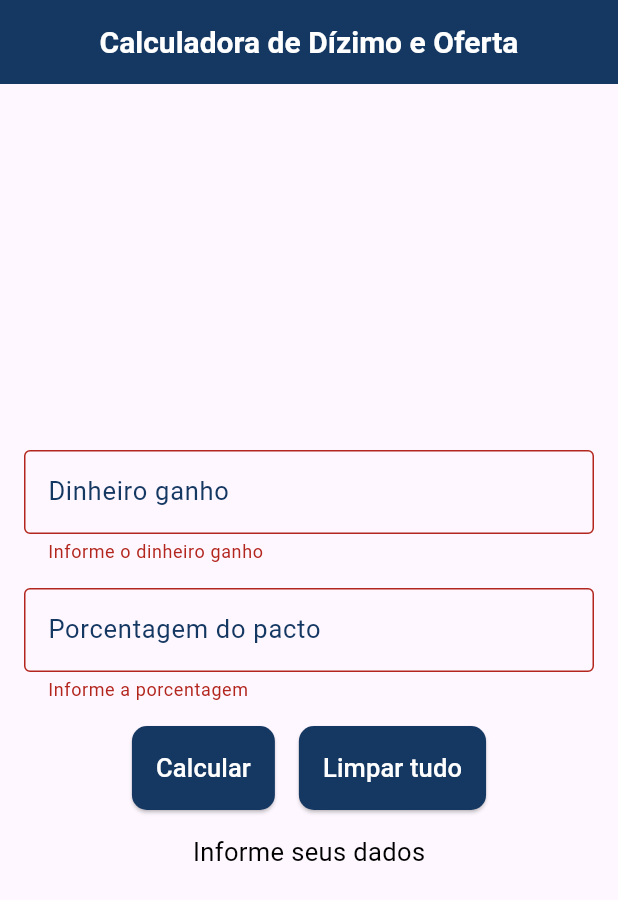
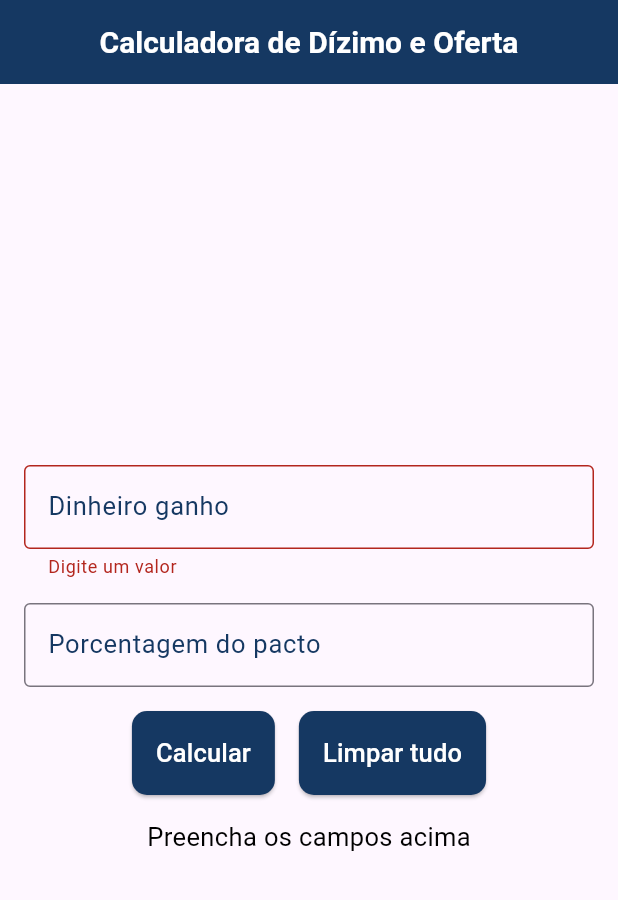
Before and after one commit to JoseJacsanCode/calculadoraDizimoOferta, a Flutter app: the screen it shows after launch, after a tap on "Calcular", on a phone screen of 412 x 824 dp. Shown: the top 900 px of the screen. Run offline on Flutter 3.47's test engine with Material 3 defaults, Android fonts, the phone set to English and light mode, and no system bars.

Commit message:
App quase terminado

```diff
--- a/lib/main.dart
+++ b/lib/main.dart
@@ -3,6 +3,7 @@ import 'package:flutter/material.dart';
 
 void main() {
   runApp(MaterialApp(
+    debugShowCheckedModeBanner: false,
     home: HomePage(),
   ));
 }
--- a/lib/widgets/home_page.dart
+++ b/lib/widgets/home_page.dart
@@ -8,24 +8,24 @@ class HomePage extends StatefulWidget {
 }
 
 class _HomePage extends State<HomePage> {
-  final TextEditingController dinheiroGanhoController = TextEditingController();
-  final TextEditingController pactoController = TextEditingController();
+  TextEditingController dinheiroGanhoController = TextEditingController();
+  TextEditingController pactoController = TextEditingController();
 
-  String _infoDados = 'Informe seus dados';
+  GlobalKey<FormState> _chaveForm = GlobalKey<FormState>();
 
-  GlobalKey<FormState> _formKey = GlobalKey<FormState>();
+  String _infoDados = 'Preencha os campos acima';
 
-  void _limparDados() {
+  void _limparTudo() {
     dinheiroGanhoController.clear();
     pactoController.clear();
     setState(() {
-      _infoDados = 'Informe seus dados';
-      _formKey = GlobalKey<FormState>();
+      _infoDados = 'Preencha os campos acima';
+      _chaveForm = GlobalKey<FormState>();
     });
   }
 
   void _calcular() {
-    if (_formKey.currentState?.validate() ?? false) {
+    if (_chaveForm.currentState?.validate() ?? false) {
       setState(() {
         final dinheiroGanhoString = dinheiroGanhoController.text.replaceAll(
           ',',
@@ -33,16 +33,13 @@ class _HomePage extends State<HomePage> {
         );
         final pactoString = pactoController.text.replaceAll(',', '.');
 
-        //Dízimo
         double renda = double.parse(dinheiroGanhoString);
-        double dizimo = renda / 10;
-
-        //Oferta
+        double dizimo = renda * 0.10;
         double porcentagemPacto = double.parse(pactoString);
         double pacto = renda / porcentagemPacto;
 
         _infoDados =
-            'Seu Dízimo: R\$ ${dizimo.toStringAsFixed(2)} \n Sua oferta: R\$ ${pacto.toStringAsFixed(2)}';
+            'Seu dízimo: ${dizimo.toStringAsFixed(2)} \n Seu pacto: ${pacto.toStringAsFixed(2)}';
       });
     }
   }
@@ -52,7 +49,7 @@ class _HomePage extends State<HomePage> {
     return Scaffold(
       appBar: AppBar(
         backgroundColor: Color(0xFF153862),
-        title: Text(
+        title: const Text(
           'Calculadora de Dízimo e Oferta',
           style: TextStyle(
             color: Colors.white,
@@ -63,15 +60,15 @@ class _HomePage extends State<HomePage> {
         centerTitle: true,
       ),
       body: Center(
-        child: SingleChildScrollView(
-          child: Padding(
-            padding: const EdgeInsets.all(16),
+        child: Padding(
+          padding: const EdgeInsets.all(16),
+          child: SingleChildScrollView(
             child: Form(
-              key: _formKey,
+              key: _chaveForm,
               child: Column(
                 children: [
                   TextFormField(
-                    decoration: InputDecoration(
+                    decoration: const InputDecoration(
                       labelText: 'Dinheiro ganho',
                       labelStyle: TextStyle(
                         color: Color(0xFF153862),
@@ -86,17 +83,17 @@ class _HomePage extends State<HomePage> {
                     controller: dinheiroGanhoController,
                     validator: (value) {
                       if (value == null || value.isEmpty) {
-                        return 'Informe o dinheiro ganho';
+                        return 'Digite um valor';
                       }
                       if (double.tryParse(value.replaceAll(',', '.')) == null) {
-                        return 'Número inválido';
+                        return 'Valor inválido';
                       }
                       return null;
                     },
                   ),
-                  SizedBox(height: 16),
+                  const SizedBox(height: 16),
                   TextFormField(
-                    decoration: InputDecoration(
+                    decoration: const InputDecoration(
                       labelText: 'Porcentagem do pacto',
                       labelStyle: TextStyle(
                         color: Color(0xFF153862),
@@ -109,17 +106,8 @@ class _HomePage extends State<HomePage> {
                       decimal: true,
                     ),
                     controller: pactoController,
-                    validator: (value) {
-                      if (value == null || value.isEmpty) {
-                        return 'Informe a porcentagem';
-                      }
-                      if (double.tryParse(value.replaceAll(',', '.')) == null) {
-                        return 'Número inválido';
-                      }
-                      return null;
-                    },
                   ),
-                  SizedBox(height: 16),
+                  const SizedBox(height: 16),
                   Row(
                     mainAxisAlignment: MainAxisAlignment.center,
                     children: [
@@ -132,14 +120,14 @@ class _HomePage extends State<HomePage> {
                             borderRadius: BorderRadius.circular(10),
                           ),
                         ),
-                        child: Text(
+                        child: const Text(
                           'Calcular',
                           style: TextStyle(color: Colors.white, fontSize: 17),
                         ),
                       ),
-                      SizedBox(width: 16),
+                      const SizedBox(width: 16),
                       ElevatedButton(
-                        onPressed: _limparDados,
+                        onPressed: _limparTudo,
                         style: ElevatedButton.styleFrom(
                           backgroundColor: Color(0xFF153862),
                           padding: EdgeInsets.all(16),
@@ -147,17 +135,17 @@ class _HomePage extends State<HomePage> {
                             borderRadius: BorderRadius.circular(10),
                           ),
                         ),
-                        child: Text(
+                        child: const Text(
                           'Limpar tudo',
                           style: TextStyle(color: Colors.white, fontSize: 17),
                         ),
                       ),
                     ],
                   ),
-                  SizedBox(height: 16),
+                  const SizedBox(height: 16),
                   Text(
                     _infoDados,
-                    style: TextStyle(color: Colors.black, fontSize: 17),
+                    style: const TextStyle(color: Colors.black, fontSize: 17),
                   ),
                 ],
               ),
```
